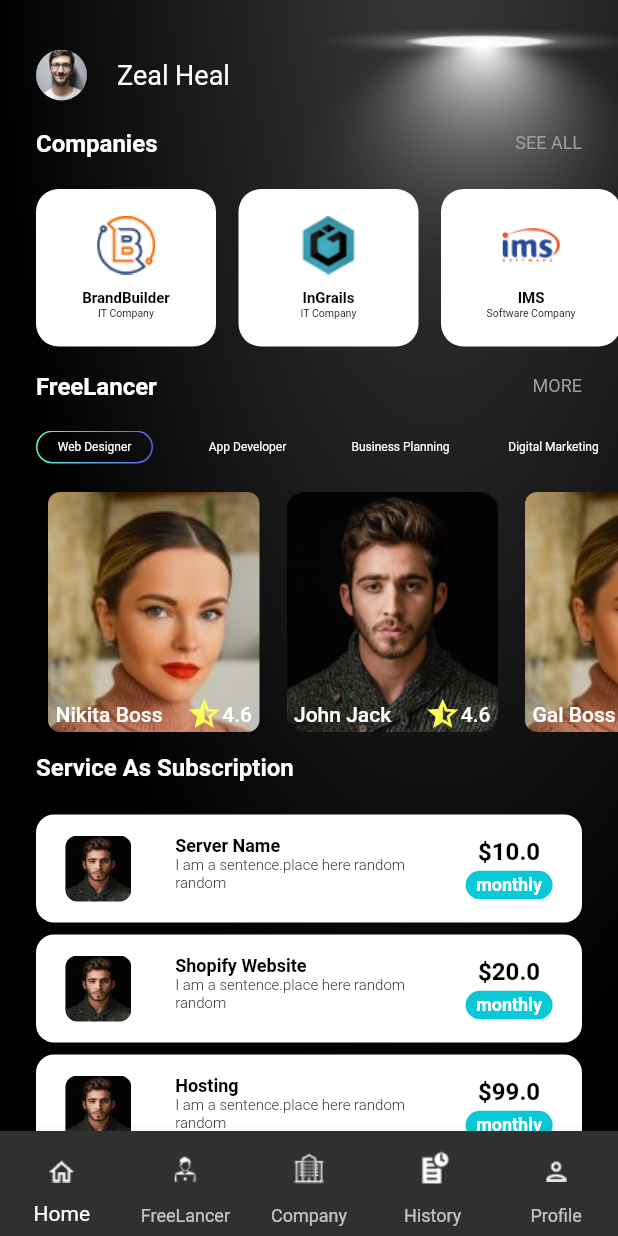
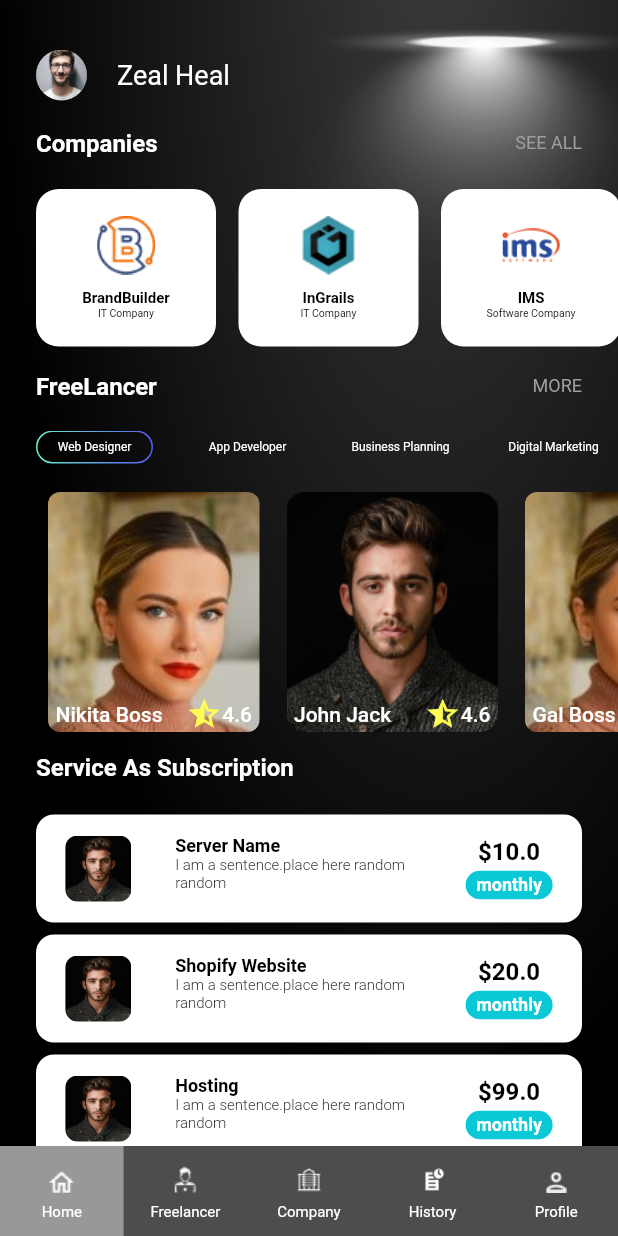
Before and after one commit to arunkc72/freelancerApp, a Flutter app: the screen it shows after launch, on a phone screen of 412 x 824 dp. Run offline on Flutter 3.47's test engine with Material 2 defaults, Android fonts, the phone set to English and light mode, and no system bars; our stand-ins replace flutter_slidable, google_fonts, gradient_borders, hexcolor; missing offline and left inert: bulleted_list.

Commit message:
custom nav bar

```diff
--- a/lib/start_page.dart
+++ b/lib/start_page.dart
@@ -1,4 +1,3 @@
-import 'package:brandbuilder_flutter/pages/company_page.dart';
 import 'package:brandbuilder_flutter/pages/freelancer_page.dart';
 import 'package:brandbuilder_flutter/pages/history_page.dart';
 import 'package:brandbuilder_flutter/pages/home_page.dart';
@@ -15,14 +14,11 @@ class StartPage extends StatefulWidget {
 }
 
 class _StartPageState extends State<StartPage> {
-  int _selectedIndex = 0;
+  int selectedIndex = 0;
   // final _selectedBgColor = Color.fromRGBO(255, 255, 255, 0.14);
   // final _unselectedBgColor = Colors.black;
   // Color _getBgColor(int index) =>
   //     _selectedIndex == index ? _selectedBgColor : _unselectedBgColor;
-  Widget _buttomIcon(Widget icon, int index) {
-    return icon;
-  }
 
   static const List pages = [
     HomePage(),
@@ -31,58 +27,48 @@ class _StartPageState extends State<StartPage> {
     HistoryPage(),
     ProfilePage(),
   ];
+  void _onItemTapped(int index) {
+    setState(() {
+      selectedIndex = index;
+    });
+  }
+
+  mycolumn(String asset, String text, int index) {
+    return GestureDetector(
+      onTap: () => _onItemTapped(index),
+      child: Container(
+        color: (selectedIndex == index)
+            ? Color.fromRGBO(255, 255, 255, 0.5)
+            : Color.fromRGBO(255, 255, 255, 0.14),
+        width: MediaQuery.of(context).size.width / 5,
+        child: Column(
+          mainAxisAlignment: MainAxisAlignment.center,
+          children: [
+            Image.asset(asset, height: 28, width: 28),
+            Text(text,
+                style: TextStyle(fontSize: 10, fontWeight: FontWeight.w400))
+          ],
+        ),
+      ),
+    );
+  }
+
   @override
   Widget build(BuildContext context) {
     return Scaffold(
-      body: pages[_selectedIndex],
-      bottomNavigationBar: BottomNavigationBar(
-        type: BottomNavigationBarType.fixed,
-        items: [
-          BottomNavigationBarItem(
-              icon: _buttomIcon(
-                  Image.asset(
-                    'assets/images/home.png',
-                    height: 40,
-                    width: 40,
-                  ),
-                  0),
-              label: 'Home'),
-          BottomNavigationBarItem(
-              icon: _buttomIcon(
-                  Image.asset(
-                    'assets/images/freelancer.png',
-                    height: 40,
-                    width: 40,
-                  ),
-                  1),
-              label: 'FreeLancer'),
-          BottomNavigationBarItem(
-              icon: _buttomIcon(
-                  Image.asset('assets/images/company.png',
-                      height: 40, width: 40),
-                  2),
-              label: 'Company'),
-          BottomNavigationBarItem(
-              icon: _buttomIcon(
-                  Image.asset('assets/images/History.png',
-                      height: 40, width: 40),
-                  3),
-              label: 'History'),
-          BottomNavigationBarItem(
-              icon: _buttomIcon(
-                  Image.asset('assets/images/profile.png',
-                      height: 40, width: 40),
-                  4),
-              label: 'Profile'),
-        ],
-        onTap: (value) {
-          setState(() {
-            _selectedIndex = value;
-          });
-        },
-        currentIndex: _selectedIndex,
-        selectedItemColor: Colors.white,
-        showUnselectedLabels: true,
+      body: pages[selectedIndex],
+      bottomNavigationBar: SizedBox(
+        height: 60,
+        child: Row(
+          mainAxisSize: MainAxisSize.min,
+          children: [
+            mycolumn('assets/images/home.png', 'Home', 0),
+            mycolumn('assets/images/freelancer.png', 'Freelancer', 1),
+            mycolumn('assets/images/company.png', 'Company', 2),
+            mycolumn('assets/images/History.png', 'History', 3),
+            mycolumn('assets/images/profile.png', 'Profile', 4),
+          ],
+        ),
       ),
     );
   }
--- a/pubspec.yaml
+++ b/pubspec.yaml
@@ -36,7 +36,6 @@ dependencies:
   # Use with the CupertinoIcons class for iOS style icons.
   cupertino_icons: ^1.0.2
   bulleted_list: ^0.0.1+0.1a
-  flutter_svg: ^2.0.5
   gradient_borders: ^1.0.0
   google_fonts: ^4.0.4
   hexcolor: ^3.0.1
```
Also changed, not shown: pubspec.lock.
